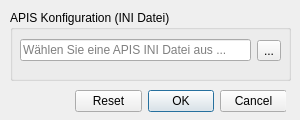
The window that APIS/forms/apis_settings_form.ui (APIS-Luftbildarchiv/APIS) describes before a commit, drawn with Qt 5.
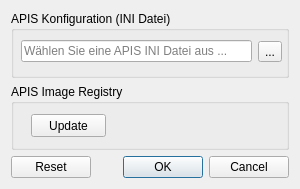
The same window after the commit.

Diff of the .ui file:
```diff
--- a/APIS/forms/apis_settings_form.ui
+++ b/APIS/forms/apis_settings_form.ui
@@ -10,7 +10,7 @@
     <x>0</x>
     <y>0</y>
     <width>300</width>
-    <height>120</height>
+    <height>189</height>
    </rect>
   </property>
   <property name="sizePolicy">
@@ -43,31 +43,9 @@
   <property name="modal">
    <bool>true</bool>
   </property>
-  <widget class="QDialogButtonBox" name="buttonBox">
-   <property name="geometry">
-    <rect>
-     <x>75</x>
-     <y>90</y>
-     <width>211</width>
-     <height>23</height>
-    </rect>
-   </property>
-   <property name="standardButtons">
-    <set>QDialogButtonBox::Cancel|QDialogButtonBox::Ok|QDialogButtonBox::Reset</set>
-   </property>
-   <property name="centerButtons">
-    <bool>false</bool>
-   </property>
-  </widget>
+  <layout class="QVBoxLayout" name="verticalLayout">
+   <item>
   <widget class="QGroupBox" name="groupBox_2">
-   <property name="geometry">
-    <rect>
-     <x>10</x>
-     <y>10</y>
-     <width>281</width>
-     <height>71</height>
-    </rect>
-   </property>
    <property name="styleSheet">
     <string notr="true"/>
    </property>
@@ -104,6 +82,38 @@
     </layout>
    </widget>
   </widget>
+   </item>
+   <item>
+    <widget class="QGroupBox" name="groupBox">
+     <property name="title">
+      <string>APIS Image Registry</string>
+     </property>
+     <widget class="QPushButton" name="uiUpdateImageRegistryBtn">
+      <property name="geometry">
+       <rect>
+        <x>20</x>
+        <y>30</y>
+        <width>75</width>
+        <height>23</height>
+       </rect>
+      </property>
+      <property name="text">
+       <string>Update</string>
+      </property>
+     </widget>
+    </widget>
+   </item>
+   <item>
+    <widget class="QDialogButtonBox" name="buttonBox">
+     <property name="standardButtons">
+      <set>QDialogButtonBox::Cancel|QDialogButtonBox::Ok|QDialogButtonBox::Reset</set>
+     </property>
+     <property name="centerButtons">
+      <bool>false</bool>
+     </property>
+    </widget>
+   </item>
+  </layout>
  </widget>
  <resources>
   <include location="resource.qrc"/>
```
Lines whose indentation alone changed are shown as unchanged.
